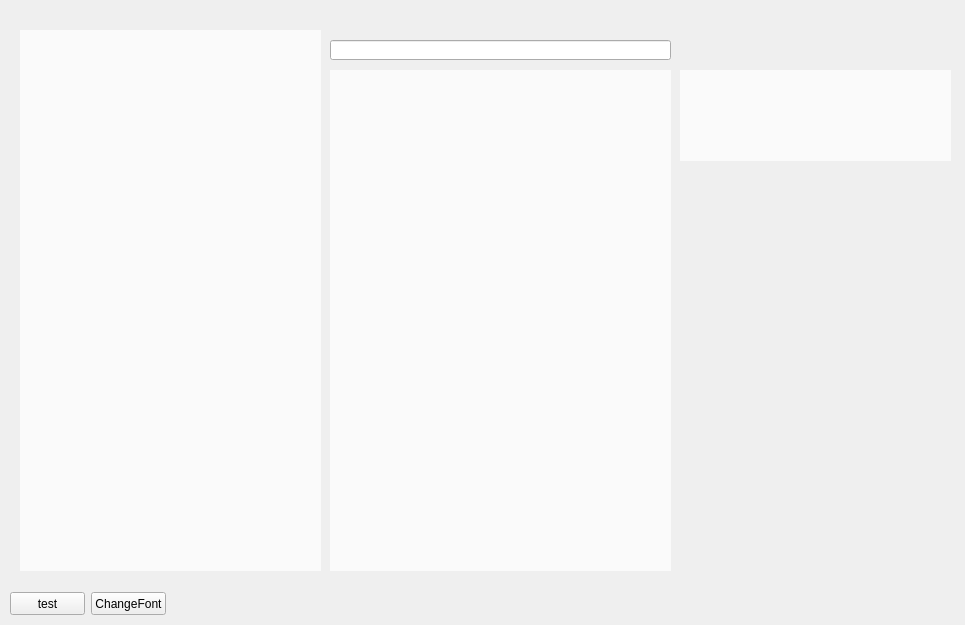
luozikuan/QtContactList, file widget.ui: the form before one commit.
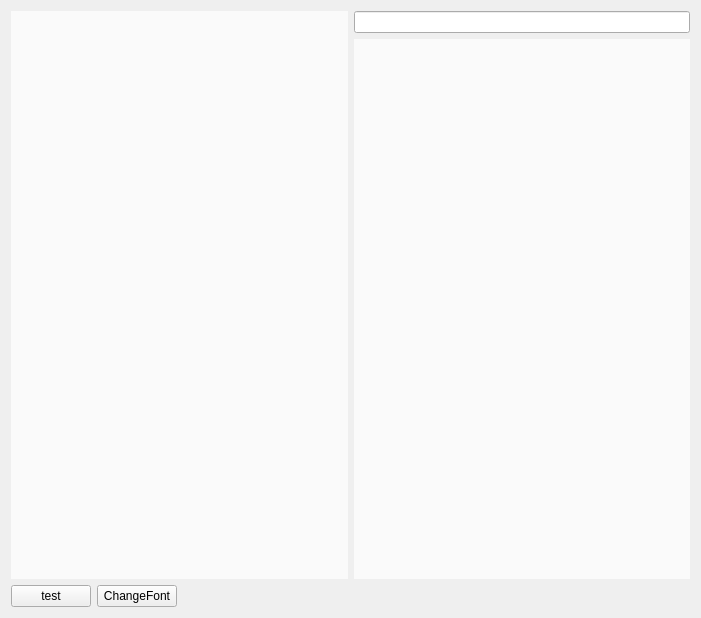
The form after the commit.

Commit message: modify search result widget

Patch:
```diff
--- a/widget.ui
+++ b/widget.ui
@@ -6,8 +6,8 @@
    <rect>
     <x>0</x>
     <y>0</y>
-    <width>965</width>
-    <height>625</height>
+    <width>701</width>
+    <height>618</height>
    </rect>
   </property>
   <property name="windowTitle">
@@ -22,96 +22,60 @@
 	line-height: 1.5;
 }</string>
   </property>
-  <widget class="QListView" name="listView_all">
-   <property name="geometry">
-    <rect>
-     <x>330</x>
-     <y>70</y>
-     <width>341</width>
-     <height>501</height>
-    </rect>
-   </property>
-   <property name="mouseTracking">
-    <bool>true</bool>
-   </property>
-  </widget>
+  <layout class="QGridLayout" name="gridLayout">
+   <item row="0" column="0" rowspan="2">
   <widget class="QListView" name="listView_recent">
-   <property name="geometry">
-    <rect>
-     <x>20</x>
-     <y>30</y>
-     <width>301</width>
-     <height>541</height>
-    </rect>
-   </property>
    <property name="mouseTracking">
     <bool>true</bool>
    </property>
   </widget>
+   </item>
+   <item row="0" column="1">
   <widget class="QLineEdit" name="lineEdit">
-   <property name="geometry">
-    <rect>
-     <x>330</x>
-     <y>40</y>
-     <width>341</width>
-     <height>20</height>
-    </rect>
-   </property>
    <property name="clearButtonEnabled">
     <bool>true</bool>
    </property>
   </widget>
-  <widget class="QListView" name="listView_searchAll">
-   <property name="geometry">
-    <rect>
-     <x>680</x>
-     <y>70</y>
-     <width>271</width>
-     <height>91</height>
-    </rect>
-   </property>
+   </item>
+   <item row="1" column="1">
+    <widget class="QListView" name="listView_all">
    <property name="mouseTracking">
     <bool>true</bool>
    </property>
-   <property name="styleSheet">
-    <string notr="true"/>
-   </property>
-   <property name="selectionMode">
-    <enum>QAbstractItemView::NoSelection</enum>
-   </property>
-   <property name="verticalScrollMode">
-    <enum>QAbstractItemView::ScrollPerPixel</enum>
-   </property>
-   <property name="resizeMode">
-    <enum>QListView::Fixed</enum>
-   </property>
-  </widget>
+    </widget>
+   </item>
+   <item row="2" column="0" colspan="2">
+    <layout class="QHBoxLayout" name="horizontalLayout">
+     <item>
   <widget class="QPushButton" name="pushButton">
-   <property name="geometry">
-    <rect>
-     <x>10</x>
-     <y>592</y>
-     <width>75</width>
-     <height>23</height>
-    </rect>
-   </property>
    <property name="text">
     <string>test</string>
    </property>
   </widget>
+     </item>
+     <item>
   <widget class="QPushButton" name="pushButton_2">
-   <property name="geometry">
-    <rect>
-     <x>91</x>
-     <y>592</y>
-     <width>75</width>
-     <height>23</height>
-    </rect>
-   </property>
    <property name="text">
     <string>ChangeFont</string>
    </property>
   </widget>
+     </item>
+     <item>
+      <spacer name="horizontalSpacer">
+       <property name="orientation">
+        <enum>Qt::Horizontal</enum>
+       </property>
+       <property name="sizeHint" stdset="0">
+        <size>
+         <width>488</width>
+         <height>20</height>
+        </size>
+       </property>
+      </spacer>
+     </item>
+    </layout>
+   </item>
+  </layout>
  </widget>
  <layoutdefault spacing="6" margin="11"/>
  <resources/>
```
Lines whose indentation alone changed are shown as unchanged. The commit also changes 10 other files.
